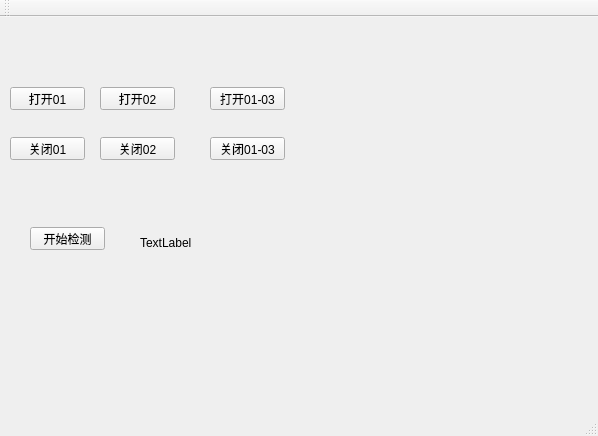
Above: mainwindow.ui from bjc123321/ModuleTest before the change. Below: the same form after it.
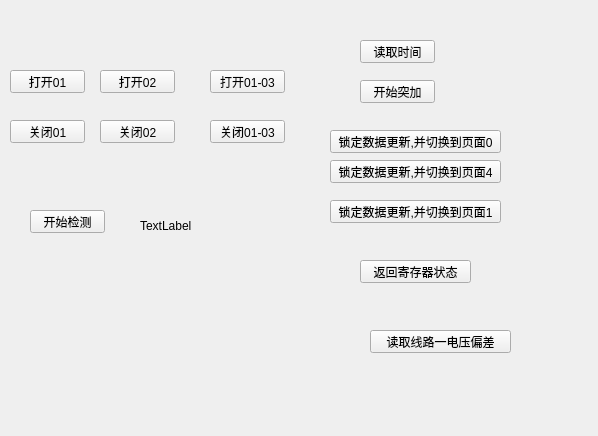
That is the form after the change.

Commit message: 增加可以显示8961C2仪表的示数如:突加相关数据功能

```diff
--- a/mainwindow.ui
+++ b/mainwindow.ui
@@ -118,26 +118,98 @@
      <string>TextLabel</string>
     </property>
    </widget>
+   <widget class="QPushButton" name="pushButton_8">
+    <property name="geometry">
+     <rect>
+      <x>330</x>
+      <y>130</y>
+      <width>171</width>
+      <height>23</height>
+     </rect>
+    </property>
+    <property name="text">
+     <string>锁定数据更新,并切换到页面0</string>
+    </property>
+   </widget>
+   <widget class="QPushButton" name="pushButton_9">
+    <property name="geometry">
+     <rect>
+      <x>360</x>
+      <y>80</y>
+      <width>75</width>
+      <height>23</height>
+     </rect>
+    </property>
+    <property name="text">
+     <string>开始突加</string>
+    </property>
+   </widget>
+   <widget class="QPushButton" name="pushButton_10">
+    <property name="geometry">
+     <rect>
+      <x>360</x>
+      <y>40</y>
+      <width>75</width>
+      <height>23</height>
+     </rect>
+    </property>
+    <property name="text">
+     <string>读取时间</string>
+    </property>
+   </widget>
+   <widget class="QPushButton" name="pushButton_11">
+    <property name="geometry">
+     <rect>
+      <x>330</x>
+      <y>160</y>
+      <width>171</width>
+      <height>23</height>
+     </rect>
+    </property>
+    <property name="text">
+     <string>锁定数据更新,并切换到页面4</string>
+    </property>
+   </widget>
+   <widget class="QPushButton" name="pushButton_12">
+    <property name="geometry">
+     <rect>
+      <x>360</x>
+      <y>260</y>
+      <width>111</width>
+      <height>23</height>
+     </rect>
+    </property>
+    <property name="text">
+     <string>返回寄存器状态</string>
+    </property>
+   </widget>
+   <widget class="QPushButton" name="pushButton_13">
+    <property name="geometry">
+     <rect>
+      <x>330</x>
+      <y>200</y>
+      <width>171</width>
+      <height>23</height>
+     </rect>
+    </property>
+    <property name="text">
+     <string>锁定数据更新,并切换到页面1</string>
+    </property>
+   </widget>
+   <widget class="QPushButton" name="pushButton_14">
+    <property name="geometry">
+     <rect>
+      <x>370</x>
+      <y>330</y>
+      <width>141</width>
+      <height>23</height>
+     </rect>
+    </property>
+    <property name="text">
+     <string>读取线路一电压偏差</string>
+    </property>
+   </widget>
   </widget>
-  <widget class="QMenuBar" name="menuBar">
-   <property name="geometry">
-    <rect>
-     <x>0</x>
-     <y>0</y>
-     <width>598</width>
-     <height>23</height>
-    </rect>
-   </property>
-  </widget>
-  <widget class="QToolBar" name="mainToolBar">
-   <attribute name="toolBarArea">
-    <enum>TopToolBarArea</enum>
-   </attribute>
-   <attribute name="toolBarBreak">
-    <bool>false</bool>
-   </attribute>
-  </widget>
-  <widget class="QStatusBar" name="statusBar"/>
  </widget>
  <layoutdefault spacing="6" margin="11"/>
  <resources/>
```
The commit also changes 3 other files.
